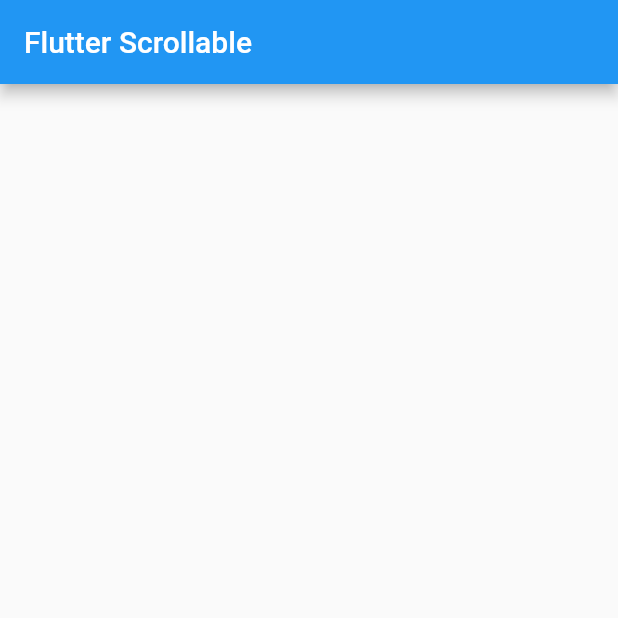
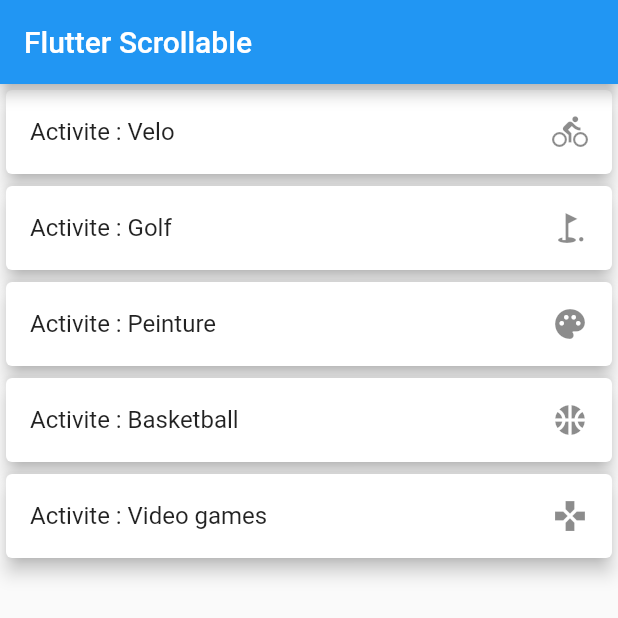
Before and after one commit to FlorianKogon/flutter_scrollable, a Flutter app: the screen it shows after launch, on a phone screen of 412 x 824 dp, the top half of it. Run offline on Flutter 3.47's test engine with Material 2 defaults, Android fonts, the phone set to English and light mode, and no system bars.

```diff
--- a/lib/widgets/home.dart
+++ b/lib/widgets/home.dart
@@ -12,6 +12,14 @@ class MyHomePage extends StatefulWidget {
 
 class _MyHomePageState extends State<MyHomePage> {
 
+  List<Activite> listOfActivities = [
+    Activite("Velo", Icons.directions_bike),
+    Activite("Golf", Icons.golf_course),
+    Activite("Peinture", Icons.palette),
+    Activite("Basketball", Icons.sports_basketball),
+    Activite("Video games", Icons.gamepad),
+  ];
+
   @override
   Widget build(BuildContext context) {
     return Scaffold(
@@ -19,12 +27,71 @@ class _MyHomePageState extends State<MyHomePage> {
         title: Text(widget.title),
       ),
       body: Center(
+        child: ListView.builder(
+          itemCount: listOfActivities.length,
+          itemBuilder: (context, i) {
+            Activite activite = listOfActivities[i];
+            String key = activite.nom;
+            return Card(
+              elevation: 5.0,
+              child: Dismissible(
+                key: Key(key),
+                child: ListTile(
+                  title: Text("Activite : ${activite.nom}"),
+                  trailing: Icon(activite.icon),
+                ),
+                background: Container(
+                  padding: EdgeInsets.only(right: 15.0),
+                  color: Colors.red,
+                  child: Row(
+                    mainAxisAlignment: MainAxisAlignment.end,
+                    children: [
+                      Text("Supprimer", style: TextStyle(color: Colors.white)
+                      ),
+                      Icon(
+                        Icons.delete,
+                        color: Colors.white,
+                      ),
+                    ],
+                  ),
+                ),
+                onDismissed: (direction) {
+                  setState(() {
+                    listOfActivities.removeAt(i);
+                  });
+                },
+              ),
+            );
+          }),
+      ),
+      /* SINGLESCROLLVIEW
+      body: SingleChildScrollView(
         child: Column(
           mainAxisAlignment: MainAxisAlignment.center,
           children: <Widget>[
+            Container(height: 100.0, color: Colors.red,),
+            Container(height: 100.0, color: Colors.blue,),
+            Container(height: 100.0, color: Colors.grey,),
+            Container(height: 100.0, color: Colors.green,),
+            Container(height: 100.0, color: Colors.red,),
+            Container(height: 100.0, color: Colors.blue,),
+            Container(height: 100.0, color: Colors.grey,),
+            Container(height: 100.0, color: Colors.green,),
           ],
         ),
       ),
+
+       */
     );
   }
 }
+
+class Activite {
+  String nom;
+  IconData icon;
+
+  Activite(String nom, IconData icon) {
+    this.nom = nom;
+    this.icon = icon;
+  }
+}
```
